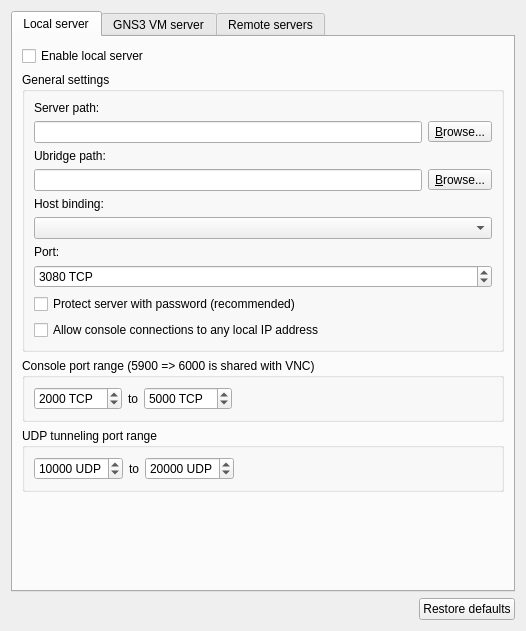
Old version of the form gns3/ui/server_preferences_page.ui in the repository GNS3/gns3-gui.
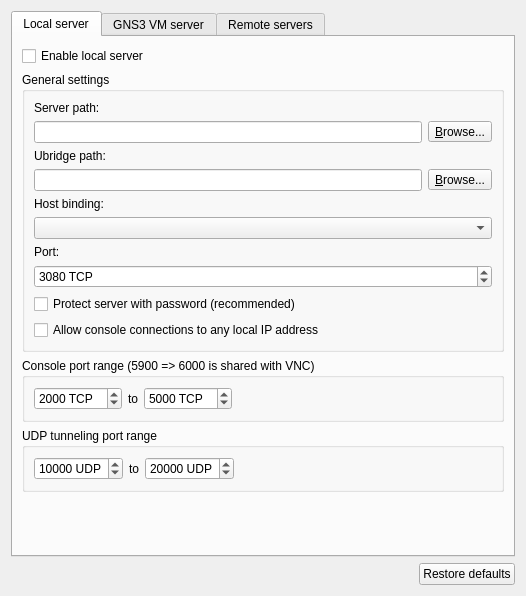
New version of the form.

The edit to the form file:
```diff
--- a/gns3/ui/server_preferences_page.ui
+++ b/gns3/ui/server_preferences_page.ui
@@ -7,7 +7,7 @@
     <x>0</x>
     <y>0</y>
     <width>526</width>
-    <height>631</height>
+    <height>596</height>
    </rect>
   </property>
   <property name="sizePolicy">
@@ -298,7 +298,7 @@
          <property name="sizeHint" stdset="0">
           <size>
            <width>20</width>
-           <height>40</height>
+           <height>5</height>
           </size>
          </property>
         </spacer>
```
Left out of the diff: 4 changed lines with no effect on the pictures.
